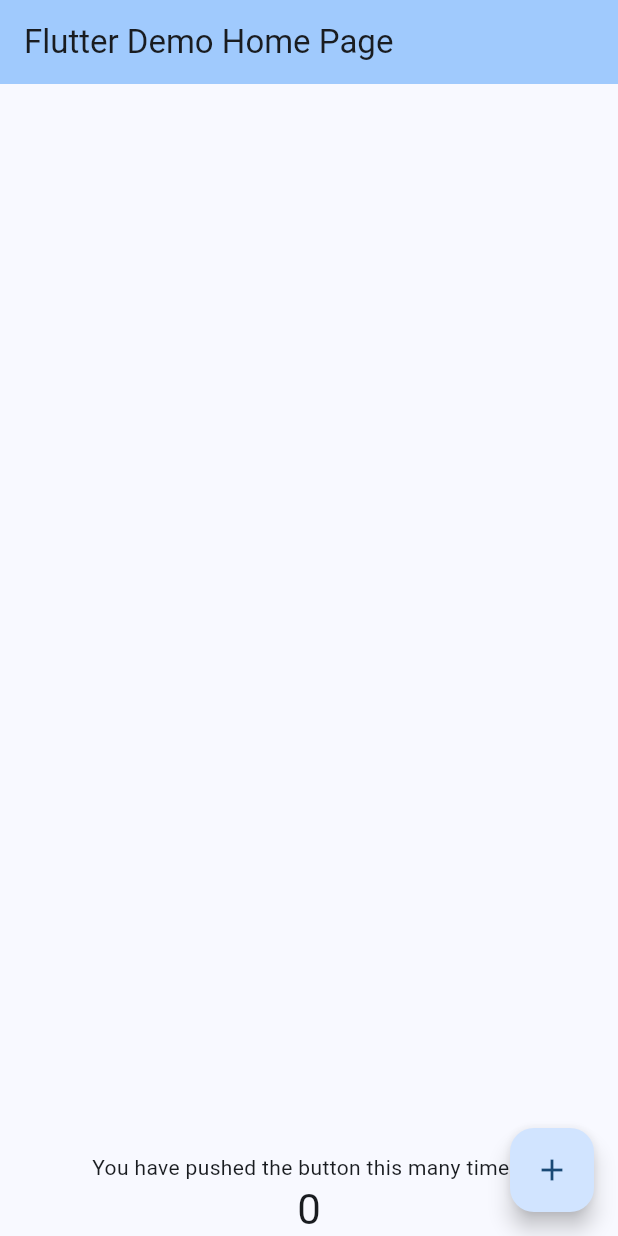
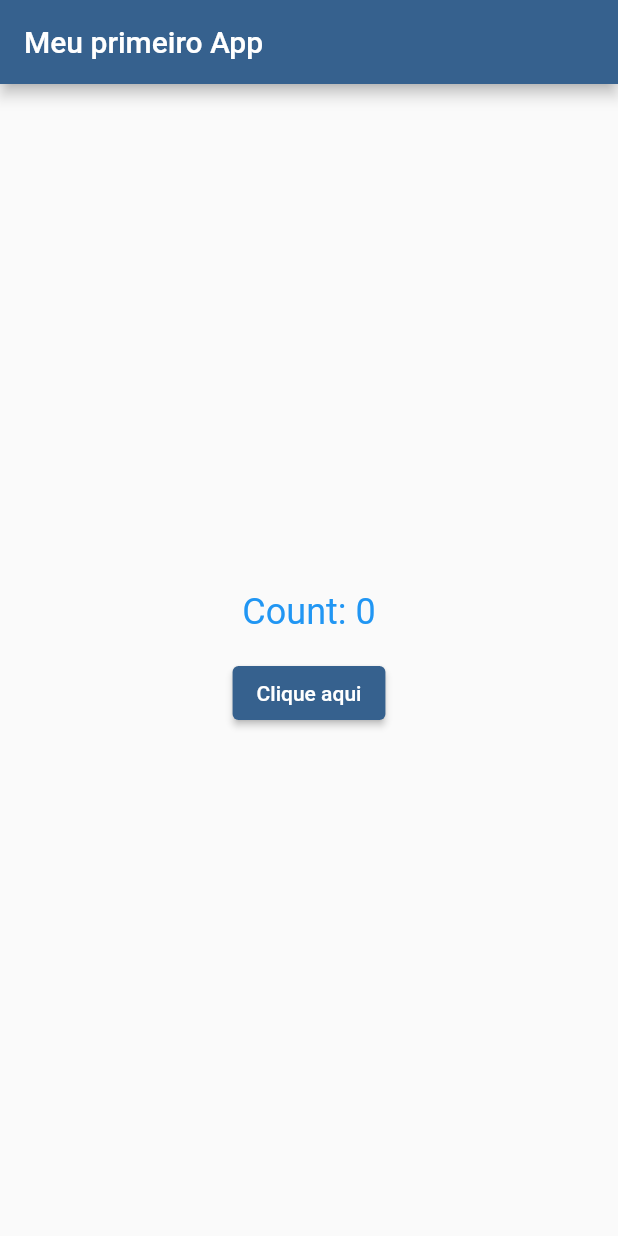
Before and after one commit to marciosantos21/primeiro_projeto_flutter, a Flutter app: the screen it shows after launch, on a phone screen of 412 x 824 dp. Run offline on Flutter 3.47's test engine with Material 3 defaults, Android fonts, the light colour scheme and no system bars.

Commit message:
aula 1 - StatelessWidget

```diff
--- a/lib/main.dart
+++ b/lib/main.dart
@@ -7,117 +7,50 @@ void main() {
 class MyApp extends StatelessWidget {
   const MyApp({super.key});
 
-  // This widget is the root of your application.
   @override
   Widget build(BuildContext context) {
     return MaterialApp(
       title: 'Flutter Demo',
       theme: ThemeData(
-        // This is the theme of your application.
-        //
-        // TRY THIS: Try running your application with "flutter run". You'll see
-        // the application has a purple toolbar. Then, without quitting the app,
-        // try changing the seedColor in the colorScheme below to Colors.green
-        // and then invoke "hot reload" (save your changes or press the "hot
-        // reload" button in a Flutter-supported IDE, or press "r" if you used
-        // the command line to start the app).
-        //
-        // Notice that the counter didn't reset back to zero; the application
-        // state is not lost during the reload. To reset the state, use hot
-        // restart instead.
-        //
-        // This works for code too, not just values: Most code changes can be
-        // tested with just a hot reload.
+        useMaterial3: false,
         colorScheme: ColorScheme.fromSeed(seedColor: Colors.blue),
       ),
-      home: const MyHomePage(title: 'Flutter Demo Home Page'),
+      home: Scaffold(
+        appBar: AppBar(
+          title: Text("Meu primeiro App"),
+        ),
+        body: MeuStatelessWidget(),
+      ),
     );
   }
 }
 
-class MyHomePage extends StatefulWidget {
-  const MyHomePage({super.key, required this.title});
-
-  // This widget is the home page of your application. It is stateful, meaning
-  // that it has a State object (defined below) that contains fields that affect
-  // how it looks.
-
-  // This class is the configuration for the state. It holds the values (in this
-  // case the title) provided by the parent (in this case the App widget) and
-  // used by the build method of the State. Fields in a Widget subclass are
-  // always marked "final".
-
-  final String title;
-
-  @override
-  State<MyHomePage> createState() => _MyHomePageState();
-}
-
-class _MyHomePageState extends State<MyHomePage> {
-  int _counter = 0;
-
-  void _incrementCounter() {
-    setState(() {
-      // This call to setState tells the Flutter framework that something has
-      // changed in this State, which causes it to rerun the build method below
-      // so that the display can reflect the updated values. If we changed
-      // _counter without calling setState(), then the build method would not be
-      // called again, and so nothing would appear to happen.
-      _counter++;
-    });
-  }
-
+class MeuStatelessWidget extends StatelessWidget {
+  const MeuStatelessWidget({super.key});
   @override
   Widget build(BuildContext context) {
-    // This method is rerun every time setState is called, for instance as done
-    // by the _incrementCounter method above.
-    //
-    // The Flutter framework has been optimized to make rerunning build methods
-    // fast, so that you can just rebuild anything that needs updating rather
-    // than having to individually change instances of widgets.
-    return Scaffold(
-      appBar: AppBar(
-        // TRY THIS: Try changing the color here to a specific color (to
-        // Colors.amber, perhaps?) and trigger a hot reload to see the AppBar
-        // change color while the other colors stay the same.
-        backgroundColor: Theme.of(context).colorScheme.inversePrimary,
-        // Here we take the value from the MyHomePage object that was created by
-        // the App.build method, and use it to set our appbar title.
-        title: Text(widget.title),
-      ),
-      body: Center(
-        // Center is a layout widget. It takes a single child and positions it
-        // in the middle of the parent.
-        child: Column(
-          // Column is also a layout widget. It takes a list of children and
-          // arranges them vertically. By default, it sizes itself to fit its
-          // children horizontally, and tries to be as tall as its parent.
-          //
-          // Column has various properties to control how it sizes itself and
-          // how it positions its children. Here we use mainAxisAlignment to
-          // center the children vertically; the main axis here is the vertical
-          // axis because Columns are vertical (the cross axis would be
-          // horizontal).
-          //
-          // TRY THIS: Invoke "debug painting" (choose the "Toggle Debug Paint"
-          // action in the IDE, or press "p" in the console), to see the
-          // wireframe for each widget.
-          mainAxisAlignment: MainAxisAlignment.end,
-          children: <Widget>[
-            const Text('You have pushed the button this many times:'),
+    int count = 0;
+    return Column(
+      mainAxisAlignment: MainAxisAlignment.center,
+      crossAxisAlignment: CrossAxisAlignment.center,
+      children: [
+        Row(
+          mainAxisAlignment: MainAxisAlignment.center,
+          children: [
             Text(
-              '$_counter',
-              style: Theme.of(context).textTheme.headlineMedium,
-
+              "Count: $count",
+              style: TextStyle(color: Colors.blue, fontSize: 24),
             ),
           ],
         ),
-      ),
-      floatingActionButton: FloatingActionButton(
-        onPressed: _incrementCounter,
-        tooltip: 'Increment',
-        child: const Icon(Icons.add),
-      ), // This trailing comma makes auto-formatting nicer for build methods.
+        SizedBox(height: 16,),
+        ElevatedButton(
+          onPressed: () {
+            count++;
+          },
+          child: Text("Clique aqui"),
+        )
+      ],
     );
   }
 }
```
